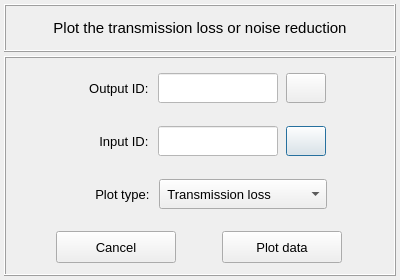
Before: the Qt Designer form vibra/interface/data/ui_files/plots/acoustic/plot_transmission_loss.ui in MOPT-UFSC/VIBRA, drawn with Qt 5.
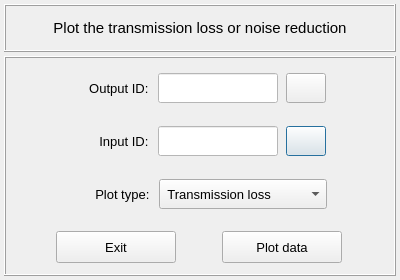
After: the same form once the commit is applied. Icons and pictures are not drawn.

Commit message: Replaces the Cancel text with Exit in the Close buttons

What changed in the file:
```diff
--- a/vibra/interface/data/ui_files/plots/acoustic/plot_transmission_loss.ui
+++ b/vibra/interface/data/ui_files/plots/acoustic/plot_transmission_loss.ui
@@ -604,7 +604,7 @@
             <string notr="true"/>
            </property>
            <property name="text">
-            <string>Cancel</string>
+            <string>Exit</string>
            </property>
            <property name="flat">
             <bool>false</bool>
```
Left out of the diff: 2 changed lines with no effect on the pictures. The commit also changes 53 other files.
